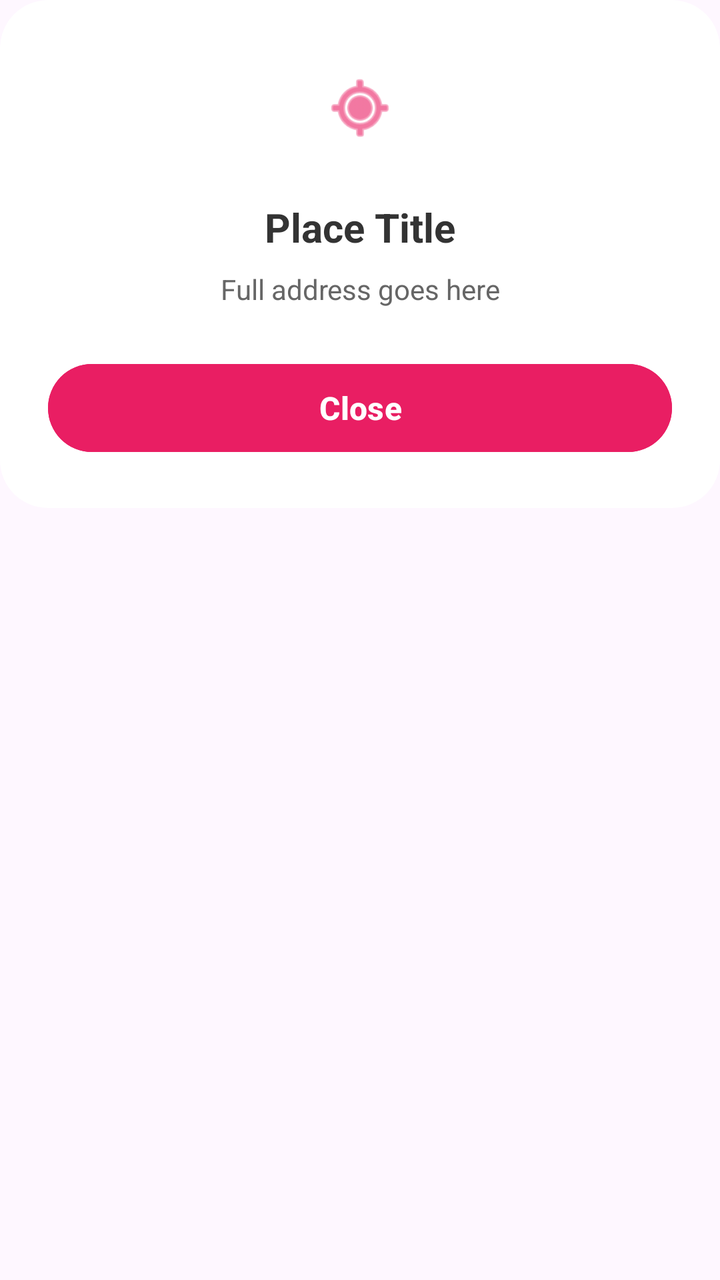
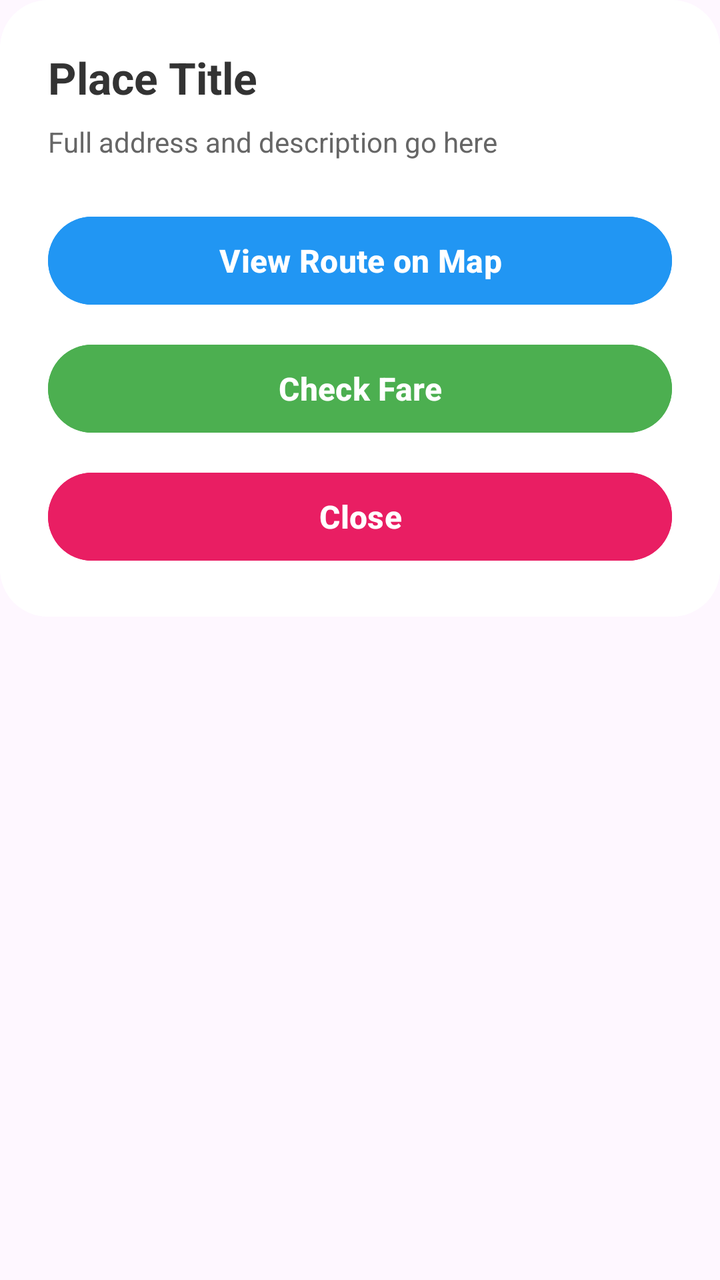

The first picture is an Android layout as it rendered before a commit; the second is the same layout after the commit. The layout source and the unified diff follow.
<!-- AndroidManifest.xml: application theme Theme.Parada_Finals -->
<!-- res/layout/dialog_place_details.xml -->
<?xml version="1.0" encoding="utf-8"?>
<androidx.cardview.widget.CardView xmlns:android="http://schemas.android.com/apk/res/android"
    xmlns:app="http://schemas.android.com/apk/res-auto"
    android:layout_width="match_parent"
    android:layout_height="wrap_content"
    app:cardCornerRadius="24dp"
    app:cardElevation="0dp"
    app:cardBackgroundColor="@android:color/transparent">

    <LinearLayout
        android:layout_width="match_parent"
        android:layout_height="wrap_content"
        android:orientation="vertical"
        android:background="@drawable/rounded_bg_white"
        android:padding="24dp">

        <ImageView
            android:layout_width="60dp"
            android:layout_height="60dp"
            android:layout_gravity="center_horizontal"
            android:background="@drawable/circle_bg_light"
            android:padding="12dp"
            android:src="@android:drawable/ic_menu_mylocation"
            app:tint="@color/parada_red"
            android:layout_marginBottom="16dp"/>

        <TextView
            android:id="@+id/tvPlaceTitle"
            android:layout_width="match_parent"
            android:layout_height="wrap_content"
            android:text="Place Title"
            android:textColor="#333333"
            android:textSize="20sp"
            android:textStyle="bold"
            android:gravity="center"
            android:layout_marginBottom="8dp"/>

        <TextView
            android:id="@+id/tvPlaceAddress"
            android:layout_width="match_parent"
            android:layout_height="wrap_content"
            android:text="Full address goes here"
            android:textColor="#666666"
            android:textSize="14sp"
            android:gravity="center"
            android:lineSpacingExtra="4dp"
            android:layout_marginBottom="24dp"/>

        <Button
            android:id="@+id/btnCloseModal"
            android:layout_width="match_parent"
            android:layout_height="52dp"
            android:text="Close"
            android:textAllCaps="false"
            android:textSize="16sp"
            android:textStyle="bold"
            android:backgroundTint="@color/parada_red"
            app:cornerRadius="26dp" />

    </LinearLayout>
</androidx.cardview.widget.CardView>
<!-- resources referenced by this layout -->
<resources>
  <color name="parada_red">#E91E63</color>
  <!-- drawable circle_bg_light (drawable) -->
  <?xml version="1.0" encoding="utf-8"?>
  <shape xmlns:android="http://schemas.android.com/apk/res/android"
      android:shape="oval">
      <solid android:color="#40FFFFFF" />
  </shape>
  <!-- drawable rounded_bg_white (drawable) -->
  <?xml version="1.0" encoding="utf-8"?>
  <shape xmlns:android="http://schemas.android.com/apk/res/android"
      android:shape="rectangle">
      <corners android:radius="24dp" />
      <solid android:color="#FFFFFF" />
  </shape>
  <style name="Theme.Parada_Finals" parent="Base.Theme.Parada_Finals" />
  <style name="Base.Theme.Parada_Finals" parent="Theme.Material3.DayNight.NoActionBar">
          
          
      </style>
</resources>

<!-- the commit's change to res/layout/dialog_place_details.xml (unified diff, before → after) -->
@@ -11,51 +11,70 @@
         android:layout_width="match_parent"
         android:layout_height="wrap_content"
         android:orientation="vertical"
-        android:background="@drawable/rounded_bg_white"
-        android:padding="24dp">
+        android:background="@drawable/rounded_bg_white">
 
-        <ImageView
-            android:layout_width="60dp"
-            android:layout_height="60dp"
-            android:layout_gravity="center_horizontal"
-            android:background="@drawable/circle_bg_light"
-            android:padding="12dp"
-            android:src="@android:drawable/ic_menu_mylocation"
-            app:tint="@color/parada_red"
-            android:layout_marginBottom="16dp"/>
-
-        <TextView
-            android:id="@+id/tvPlaceTitle"
+        <LinearLayout
             android:layout_width="match_parent"
             android:layout_height="wrap_content"
-            android:text="Place Title"
-            android:textColor="#333333"
-            android:textSize="20sp"
-            android:textStyle="bold"
-            android:gravity="center"
-            android:layout_marginBottom="8dp"/>
+            android:orientation="vertical"
+            android:padding="24dp"
+            android:background="@drawable/rounded_bg_white">
 
-        <TextView
-            android:id="@+id/tvPlaceAddress"
-            android:layout_width="match_parent"
-            android:layout_height="wrap_content"
-            android:text="Full address goes here"
-            android:textColor="#666666"
-            android:textSize="14sp"
-            android:gravity="center"
-            android:lineSpacingExtra="4dp"
-            android:layout_marginBottom="24dp"/>
+            <TextView
+                android:id="@+id/tvPlaceTitle"
+                android:layout_width="match_parent"
+                android:layout_height="wrap_content"
+                android:text="Place Title"
+                android:textColor="#333333"
+                android:textSize="22sp"
+                android:textStyle="bold"
+                android:layout_marginBottom="8dp"/>
 
-        <Button
-            android:id="@+id/btnCloseModal"
-            android:layout_width="match_parent"
-            android:layout_height="52dp"
-            android:text="Close"
-            android:textAllCaps="false"
-            android:textSize="16sp"
-            android:textStyle="bold"
-            android:backgroundTint="@color/parada_red"
-            app:cornerRadius="26dp" />
+            <TextView
+                android:id="@+id/tvPlaceAddress"
+                android:layout_width="match_parent"
+                android:layout_height="wrap_content"
+                android:text="Full address and description go here"
+                android:textColor="#666666"
+                android:textSize="14sp"
+                android:lineSpacingExtra="4dp"
+                android:layout_marginBottom="24dp"/>
 
+            <Button
+                android:id="@+id/btnViewRoute"
+                android:layout_width="match_parent"
+                android:layout_height="52dp"
+                android:text="View Route on Map"
+                android:textAllCaps="false"
+                android:textSize="16sp"
+                android:textStyle="bold"
+                android:backgroundTint="#2196F3"
+                app:cornerRadius="26dp"
+                android:layout_marginBottom="12dp"/>
+
+            <Button
+                android:id="@+id/btnCheckFare"
+                android:layout_width="match_parent"
+                android:layout_height="52dp"
+                android:text="Check Fare"
+                android:textAllCaps="false"
+                android:textSize="16sp"
+                android:textStyle="bold"
+                android:backgroundTint="#4CAF50"
+                app:cornerRadius="26dp"
+                android:layout_marginBottom="12dp"/>
+
+            <Button
+                android:id="@+id/btnCloseModal"
+                android:layout_width="match_parent"
+                android:layout_height="52dp"
+                android:text="Close"
+                android:textAllCaps="false"
+                android:textSize="16sp"
+                android:textStyle="bold"
+                android:backgroundTint="@color/parada_red"
+                app:cornerRadius="26dp" />
+
+        </LinearLayout>
     </LinearLayout>
 </androidx.cardview.widget.CardView>
<!-- resource entries referenced after the edit -->
@@ -1,12 +1,6 @@
 <!-- resources referenced by this layout -->
 <resources>
   <color name="parada_red">#E91E63</color>
-  <!-- drawable circle_bg_light (drawable) -->
-  <?xml version="1.0" encoding="utf-8"?>
-  <shape xmlns:android="http://schemas.android.com/apk/res/android"
-      android:shape="oval">
-      <solid android:color="#40FFFFFF" />
-  </shape>
   <!-- drawable rounded_bg_white (drawable) -->
   <?xml version="1.0" encoding="utf-8"?>
   <shape xmlns:android="http://schemas.android.com/apk/res/android"
